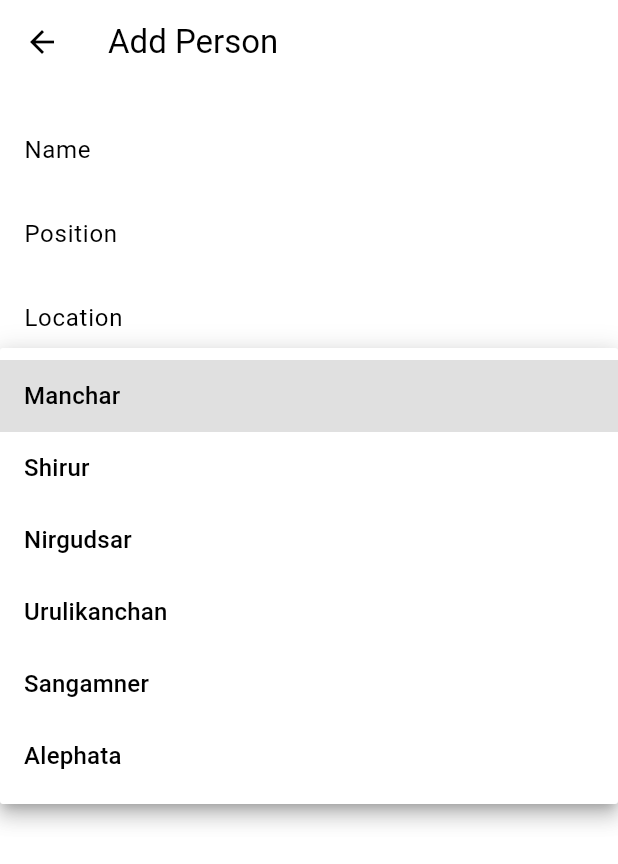
After one commit to OmkarKhilari/km-tracker-urja, a Flutter app: the AddPersonPage screen opened directly, after a tap on "Select Branch", on a phone screen of 412 x 824 dp. The commit adds this screen. Shown: the top 864 px of the screen. Run offline on Flutter 3.47's test engine with Material 3 defaults, Android fonts, the phone set to English and light mode, and no system bars; our stand-ins replace cloud_firestore, file_picker, firebase_auth, firebase_core, flutter_form_builder, google_sign_in; accounts and stored records are empty.

Commit message:
tried integrating firebase

```diff
--- /dev/null
+++ b/lib/database/upload_initial_data.dart
@@ -0,0 +1,111 @@
+import 'package:cloud_firestore/cloud_firestore.dart';
+
+Future<void> uploadInitialData() async {
+  FirebaseFirestore firestore = FirebaseFirestore.instance;
+
+  List<Map<String, dynamic>> mancharData = [
+    {'name': 'Amit Gorakshanath Bhagat', 'position': 'Sr. Manager', 'location': 'Manchar'},
+    {'name': 'Hiralal Sampatrao Sonwalkar', 'position': 'BM', 'location': 'Manchar'},
+    {'name': 'Manik Kalyan Mangale', 'position': 'ABM', 'location': 'Manchar'},
+    {'name': 'Pradip Arun Pawar', 'position': 'LS', 'location': 'Manchar'},
+    {'name': 'Suraj Sambhaji Pagare', 'position': 'LS', 'location': 'Manchar'},
+    {'name': 'Sandip Mangaldas Wavhal', 'position': 'LS', 'location': 'Manchar'},
+    {'name': 'Sachin Babasaheb Waman', 'position': 'WS', 'location': 'Manchar'},
+    {'name': 'Vishal Rajendra Shinde', 'position': 'BA', 'location': 'Manchar'},
+    {'name': 'Shrikant Baliram Shelke', 'position': 'Tr. LS', 'location': 'Manchar'},
+    {'name': 'Anil Kisan Kagne', 'position': 'WS', 'location': 'Manchar'},
+  ];
+
+  List<Map<String, dynamic>> shirurData = [
+    {'name': 'Manish Kumar Singh', 'position': 'Sr. Manager', 'location': 'Shirur'},
+    {'name': 'Mahindra Shivaji Thakre', 'position': 'BM', 'location': 'Shirur'},
+    {'name': 'Prathmesh Balasaheb Magar', 'position': 'ABM', 'location': 'Shirur'},
+    {'name': 'Ajinkya Nanasaheb Dhokale', 'position': 'LS', 'location': 'Shirur'},
+    {'name': 'Hamid Rajikhan Pathan', 'position': 'LS', 'location': 'Shirur'},
+    {'name': 'Hrishikesh Vitthal Najan', 'position': 'LS', 'location': 'Shirur'},
+    {'name': 'Maruti Sonyabapu Dongare', 'position': 'WS', 'location': 'Shirur'},
+    {'name': 'Ramdas Gangadhar Hinge', 'position': 'LS', 'location': 'Shirur'},
+    {'name': 'Prashant Vijay More', 'position': 'WS', 'location': 'Shirur'},
+    {'name': 'Akshay Ramkrushna Patil', 'position': 'LS', 'location': 'Shirur'},
+    {'name': 'Sanjay Gorakh Rakh', 'position': 'LS', 'location': 'Shirur'},
+    {'name': 'Sunil Pandit Rathod', 'position': 'LS', 'location': 'Shirur'},
+  ];
+
+  List<Map<String, dynamic>> nirgudsarData = [
+    {'name': 'Nivrutti Dilip Sonawane', 'position': 'BM', 'location': 'Nirgudsar'},
+    {'name': 'Jagadish Bhanudas Nakade', 'position': 'ABM', 'location': 'Nirgudsar'},
+    {'name': 'Rutik Sharad Hinge', 'position': 'LS', 'location': 'Nirgudsar'},
+    {'name': 'Akshay Manohar Jadhav', 'position': 'LS', 'location': 'Nirgudsar'},
+    {'name': 'Subhash Prakash Arote', 'position': 'LS', 'location': 'Nirgudsar'},
+    {'name': 'Vaibhav Ganpat Kokane', 'position': 'LS', 'location': 'Nirgudsar'},
+    {'name': 'Omkar Sunil Mali', 'position': 'WS', 'location': 'Nirgudsar'},
+    {'name': 'Amit Balu Jadhav', 'position': 'WS', 'location': 'Nirgudsar'},
+  ];
+
+  List<Map<String, dynamic>> urulikanchanData = [
+    {'name': 'Kalyan Balu Gangawane', 'position': 'Sr. Manager', 'location': 'Urulikanchan'},
+    {'name': 'Akshay Anandrao Mane', 'position': 'BM', 'location': 'Urulikanchan'},
+    {'name': 'Swapnil Bhauso Kamble', 'position': 'BA', 'location': 'Urulikanchan'},
+    {'name': 'Rohan Wable', 'position': 'LS', 'location': 'Urulikanchan'},
+    {'name': 'Ganesh Yogesh More', 'position': 'LS', 'location': 'Urulikanchan'},
+    {'name': 'Sagar Ashok Shelar', 'position': 'LS', 'location': 'Urulikanchan'},
+    {'name': 'Shankar Gopal Waghe', 'position': 'LS', 'location': 'Urulikanchan'},
+    {'name': 'Shubham Ganesh Mane', 'position': 'LS', 'location': 'Urulikanchan'},
+    {'name': 'Mahesh Bhanudas Awade', 'position': 'LS', 'location': 'Urulikanchan'},
+    {'name': 'Rahul Baban Dhaware', 'position': 'LS', 'location': 'Urulikanchan'},
+    {'name': 'Aniket Suresh Kamble', 'position': 'LS', 'location': 'Urulikanchan'},
+    {'name': 'Manohar Shivaji Dede', 'position': 'LS', 'location': 'Urulikanchan'},
+    {'name': 'Swapnil Tukaram Rade', 'position': 'LS', 'location': 'Urulikanchan'},
+    {'name': 'Shivaji Anand Kamble', 'position': 'LS', 'location': 'Urulikanchan'},
+    {'name': 'Atish Sanjay Kamble', 'position': 'LS', 'location': 'Urulikanchan'},
+    {'name': 'Mayur Prakash Nawale', 'position': 'LS', 'location': 'Urulikanchan'},
+    {'name': 'Navnath Pandekar', 'position': 'LS', 'location': 'Urulikanchan'},
+    {'name': 'Anil Kagne', 'position': 'WS', 'location': 'Urulikanchan'},
+  ];
+
+  List<Map<String, dynamic>> sangamnerData = [
+    {'name': 'Samsu Sultan Tamboli', 'position': 'BM', 'location': 'Sangamner'},
+    {'name': 'Sudheer Sakharam Sonawane', 'position': 'LS', 'location': 'Sangamner'},
+    {'name': 'Ganesh Appasaheb Pawar', 'position': 'LS', 'location': 'Sangamner'},
+    {'name': 'Rohit Sanjay Dhanrao', 'position': 'WS', 'location': 'Sangamner'},
+  ];
+
+  List<Map<String, dynamic>> alephataData = [
+    {'name': 'Shivaji Dattatray Tambe', 'position': 'BM', 'location': 'Alephata'},
+    {'name': 'Somnath Radhakisan Yadav', 'position': 'ABM', 'location': 'Alephata'},
+    {'name': 'Santosh Pandurang Kale', 'position': 'ABM', 'location': 'Alephata'},
+    {'name': 'Janardhan Sharad Shingote', 'position': 'BA', 'location': 'Alephata'},
+    {'name': 'Nitin Subhash Dhamale', 'position': 'LS', 'location': 'Alephata'},
+    {'name': 'Datta Ramesh Lad', 'position': 'Sr. LS', 'location': 'Alephata'},
+    {'name': 'Shubham Sitaram Aher', 'position': 'LS', 'location': 'Alephata'},
+    {'name': 'Pramod Sampat Shinde', 'position': 'WS', 'location': 'Alephata'},
+    {'name': 'Ajay Raju Shelar', 'position': 'WS', 'location': 'Alephata'},
+    {'name': 'Pradip Rohidas Shinde', 'position': 'LS', 'location': 'Alephata'},
+    {'name': 'Rahul Baban Datir', 'position': 'LS', 'location': 'Alephata'},
+  ];
+
+  // Uploading data to Firestore
+  for (var person in mancharData) {
+    await firestore.collection('Manchar').add(person);
+  }
+
+  for (var person in shirurData) {
+    await firestore.collection('Shirur').add(person);
+  }
+
+  for (var person in nirgudsarData) {
+    await firestore.collection('Nirgudsar').add(person);
+  }
+
+  for (var person in urulikanchanData) {
+    await firestore.collection('Urulikanchan').add(person);
+  }
+
+  for (var person in sangamnerData) {
+    await firestore.collection('Sangamner').add(person);
+  }
+
+  for (var person in alephataData) {
+    await firestore.collection('Alephata').add(person);
+  }
+}
--- a/lib/main.dart
+++ b/lib/main.dart
@@ -1,6 +1,7 @@
 import 'package:firebase_core/firebase_core.dart';
 import 'package:flutter/material.dart';
 import 'package:flutter/services.dart';
+import 'package:km_tracker/database/upload_initial_data.dart';
 import 'package:km_tracker/screens/form_page.dart';
 import 'package:km_tracker/screens/login.dart';
 import 'package:flutter/foundation.dart' show kIsWeb;
@@ -18,6 +19,9 @@ void main() async {
   await Firebase.initializeApp(
     options: DefaultFirebaseOptions.currentPlatform,
   );
+  // print('started');
+  // await uploadInitialData();
+  // print('done');
   runApp(const MyApp());
 }
 
--- /dev/null
+++ b/lib/screens/add_person_page.dart
@@ -0,0 +1,108 @@
+import 'package:flutter/material.dart';
+import 'package:cloud_firestore/cloud_firestore.dart';
+
+class AddPersonPage extends StatefulWidget {
+  @override
+  _AddPersonPageState createState() => _AddPersonPageState();
+}
+
+class _AddPersonPageState extends State<AddPersonPage> {
+  final _formKey = GlobalKey<FormState>();
+  final _nameController = TextEditingController();
+  final _positionController = TextEditingController();
+  final _locationController = TextEditingController();
+  String? _selectedBranch;
+
+  void _addPerson() async {
+    if (_formKey.currentState!.validate() && _selectedBranch != null) {
+      await FirebaseFirestore.instance.collection(_selectedBranch!).add({
+        'name': _nameController.text,
+        'position': _positionController.text,
+        'location': _locationController.text,
+      });
+      Navigator.pop(context);
+    }
+  }
+
+  @override
+  Widget build(BuildContext context) {
+    return Scaffold(
+      appBar: AppBar(
+        title: Text('Add Person'),
+      ),
+      body: Padding(
+        padding: const EdgeInsets.all(16.0),
+        child: Form(
+          key: _formKey,
+          child: Column(
+            children: [
+              TextFormField(
+                controller: _nameController,
+                decoration: InputDecoration(labelText: 'Name'),
+                validator: (value) {
+                  if (value == null || value.isEmpty) {
+                    return 'Please enter a name';
+                  }
+                  return null;
+                },
+              ),
+              TextFormField(
+                controller: _positionController,
+                decoration: InputDecoration(labelText: 'Position'),
+                validator: (value) {
+                  if (value == null || value.isEmpty) {
+                    return 'Please enter a position';
+                  }
+                  return null;
+                },
+              ),
+              TextFormField(
+                controller: _locationController,
+                decoration: InputDecoration(labelText: 'Location'),
+                validator: (value) {
+                  if (value == null || value.isEmpty) {
+                    return 'Please enter a location';
+                  }
+                  return null;
+                },
+              ),
+              DropdownButtonFormField<String>(
+                value: _selectedBranch,
+                hint: Text('Select Branch'),
+                items: [
+                  'Manchar',
+                  'Shirur',
+                  'Nirgudsar',
+                  'Urulikanchan',
+                  'Sangamner',
+                  'Alephata',
+                ].map((branch) {
+                  return DropdownMenuItem(
+                    value: branch,
+                    child: Text(branch),
+                  );
+                }).toList(),
+                onChanged: (value) {
+                  setState(() {
+                    _selectedBranch = value;
+                  });
+                },
+                validator: (value) {
+                  if (value == null) {
+                    return 'Please select a branch';
+                  }
+                  return null;
+                },
+              ),
+              SizedBox(height: 20),
+              ElevatedButton(
+                onPressed: _addPerson,
+                child: Text('Add Person'),
+              ),
+            ],
+          ),
+        ),
+      ),
+    );
+  }
+}
--- /dev/null
+++ b/lib/screens/delete_person_page.dart
@@ -0,0 +1,91 @@
+import 'package:flutter/material.dart';
+import 'package:cloud_firestore/cloud_firestore.dart';
+
+class DeletePersonPage extends StatefulWidget {
+  @override
+  _DeletePersonPageState createState() => _DeletePersonPageState();
+}
+
+class _DeletePersonPageState extends State<DeletePersonPage> {
+  String? _selectedBranch;
+
+  void _deletePerson(String documentId) {
+    if (_selectedBranch != null) {
+      FirebaseFirestore.instance
+          .collection(_selectedBranch!)
+          .doc(documentId)
+          .delete();
+    }
+  }
+
+  @override
+  Widget build(BuildContext context) {
+    return Scaffold(
+      appBar: AppBar(
+        title: Text('Delete Person'),
+      ),
+      body: Column(
+        children: [
+          DropdownButtonFormField<String>(
+            value: _selectedBranch,
+            hint: Text('Select Branch'),
+            items: [
+              'Manchar',
+              'Shirur',
+              'Nirgudsar',
+              'Urulikanchan',
+              'Sangamner',
+              'Alephata',
+            ].map((branch) {
+              return DropdownMenuItem(
+                value: branch,
+                child: Text(branch),
+              );
+            }).toList(),
+            onChanged: (value) {
+              setState(() {
+                _selectedBranch = value;
+              });
+            },
+            validator: (value) {
+              if (value == null) {
+                return 'Please select a branch';
+              }
+              return null;
+            },
+          ),
+          Expanded(
+            child: _selectedBranch == null
+                ? Center(child: Text('Select a branch to see the people'))
+                : StreamBuilder<QuerySnapshot>(
+                    stream: FirebaseFirestore.instance
+                        .collection(_selectedBranch!)
+                        .snapshots(),
+                    builder: (context, snapshot) {
+                      if (!snapshot.hasData) {
+                        return Center(child: CircularProgressIndicator());
+                      }
+
+                      final people = snapshot.data!.docs;
+                      return ListView.builder(
+                        itemCount: people.length,
+                        itemBuilder: (context, index) {
+                          final person = people[index];
+                          return ListTile(
+                            title: Text(person['name']),
+                            subtitle: Text(person['position']),
+                            trailing: IconButton(
+                              icon: Icon(Icons.delete),
+                              onPressed: () => _deletePerson(person.id),
+                            ),
+                          );
+                        },
+                      );
+                    },
+                  ),
+          ),
+        ],
+      ),
+    );
+  }
+}
--- a/pubspec.yaml
+++ b/pubspec.yaml
@@ -39,6 +39,7 @@ dependencies:
   firebase_auth: ^4.17.8
   firebase_core: ^2.27.0
   firebase_auth_web: ^5.9.8
+  cloud_firestore: ^4.15.8
 
 dev_dependencies:
   flutter_test:
```
Also changed, not shown: lib/screens/edit_page.dart (+25 -3 lines), pubspec.lock, 3 other files.
